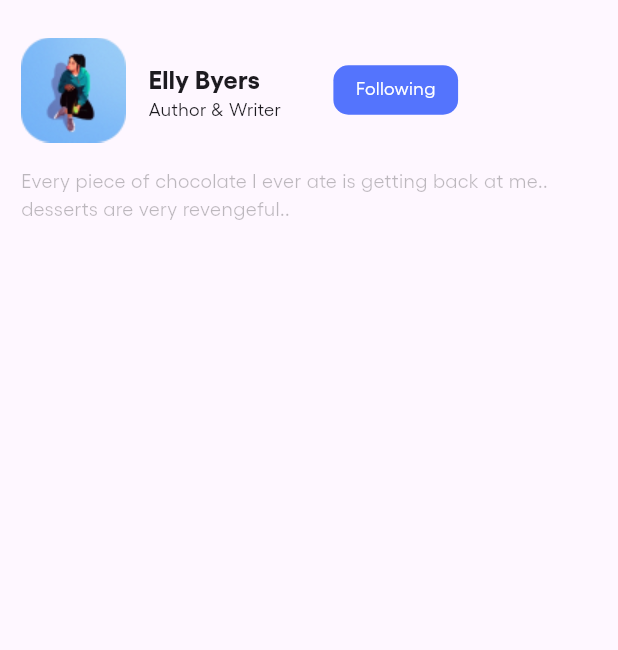
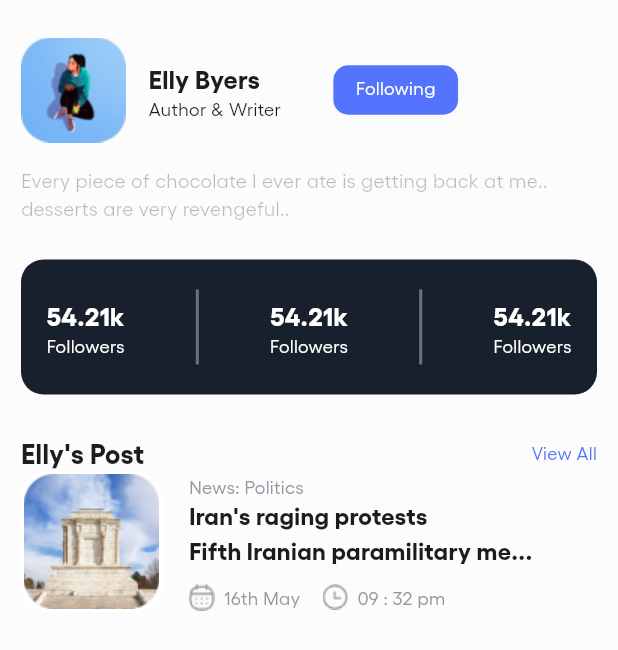
Before and after one commit to mfroche/news_app, a Flutter app: the AuthorPage screen opened directly, on a phone screen of 412 x 824 dp. Shown: the top 650 px of the screen. Run offline on Flutter 3.47's test engine with Material 2 defaults, Android fonts, the phone set to English and light mode, and no system bars.

Commit message:
added author post card

```diff
--- a/lib/author_page.dart
+++ b/lib/author_page.dart
@@ -1,5 +1,8 @@
 import 'package:flutter/material.dart';
+import 'package:news_app/author_post_card.dart';
 import 'package:news_app/header_author_page.dart';
+import 'package:news_app/post_section_header.dart';
+import 'package:news_app/stats_section.dart';
 
 class AuthorPage extends StatelessWidget {
   const AuthorPage({super.key});
@@ -7,7 +10,9 @@ class AuthorPage extends StatelessWidget {
   @override
   Widget build(BuildContext context) {
     return Scaffold(
+      backgroundColor: const Color(0xFFFCFCFC),
       body: SafeArea(
+          child: SingleChildScrollView(
         child: Container(
           padding: EdgeInsets.symmetric(horizontal: 14, vertical: 25),
           child: Column(
@@ -18,7 +23,13 @@ class AuthorPage extends StatelessWidget {
                 'Every piece of chocolate I ever ate is getting back at me.. desserts are very revengeful..',
                 style: TextStyle(fontSize: 13, color: Colors.black26),
               ),
+              SizedBox(height: 25),
+              StatsSection(),
+              SizedBox(height: 25),
+              PostSectionHeader(),
+              AuthorPostCard()
             ],
+          ),
         ),
       )),
     );
--- /dev/null
+++ b/lib/author_post_card.dart
@@ -0,0 +1,67 @@
+import 'package:flutter/material.dart';
+
+class AuthorPostCard extends StatelessWidget {
+  const AuthorPostCard({
+    super.key,
+  });
+
+  @override
+  Widget build(BuildContext context) {
+    return Row(
+      children: [
+        Container(
+          decoration: BoxDecoration(
+              borderRadius: BorderRadius.circular(18),
+              border: Border.all(
+                color: Colors.white,
+                width: 2,
+              )),
+          child: Image.asset("assets/images/post-img.png"),
+        ),
+        SizedBox(width: 18),
+        Column(
+          mainAxisAlignment: MainAxisAlignment.spaceAround,
+          crossAxisAlignment: CrossAxisAlignment.start,
+          children: [
+            Text(
+              'News: Politics',
+              style: TextStyle(
+                color: Color(0xFF9397A0),
+                fontSize: 12,
+              ),
+            ),
+            Text(
+              "Iran's raging protests\nFifth Iranian paramilitary me...",
+              style: TextStyle(
+                fontSize: 16,
+                fontWeight: FontWeight.bold,
+              ),
+            ),
+            SizedBox(height: 11),
+            Row(
+              children: [
+                Image.asset("assets/icons/calendar.png"),
+                Text(
+                  '  16th May',
+                  style: TextStyle(
+                    color: Color(0xFF9397A0),
+                    fontSize: 12,
+                  ),
+                ),
+                SizedBox(width: 15),
+                Image.asset("assets/icons/time.png"),
+                Text(
+                  '  09 : 32 pm',
+                  style: TextStyle(
+                    color: Color(0xFF9397A0),
+                    fontSize: 12,
+                  ),
+                ),
+              ],
+            )
+          ],
+        )
+      ],
+    );
+  }
+}
--- /dev/null
+++ b/lib/post_section_header.dart
@@ -0,0 +1,31 @@
+import 'package:flutter/material.dart';
+
+class PostSectionHeader extends StatelessWidget {
+  const PostSectionHeader({
+    super.key,
+  });
+
+  @override
+  Widget build(BuildContext context) {
+    return Row(
+      mainAxisAlignment: MainAxisAlignment.spaceBetween,
+      children: [
+        Text(
+          "Elly's Post",
+          style: TextStyle(
+            fontSize: 18,
+            fontWeight: FontWeight.bold,
+          ),
+        ),
+        SizedBox(width: 10),
+        Text(
+          'View All',
+          style: TextStyle(
+            fontSize: 12,
+            color: Color(0xFF5474FD),
+          ),
+        ),
+      ],
+    );
+  }
+}
--- /dev/null
+++ b/lib/stats.dart
@@ -0,0 +1,30 @@
+import 'package:flutter/material.dart';
+
+class Stats extends StatelessWidget {
+  const Stats({
+    super.key,
+  });
+
+  @override
+  Widget build(BuildContext context) {
+    return const Column(
+      children: [
+        Text(
+          '54.21k',
+          style: TextStyle(
+            fontSize: 17,
+            fontWeight: FontWeight.bold,
+            color: Colors.white,
+          ),
+        ),
+        Text(
+          'Followers',
+          style: TextStyle(
+            fontSize: 12,
+            color: Colors.white,
+          ),
+        )
+      ],
+    );
+  }
+}
--- /dev/null
+++ b/lib/stats_section.dart
@@ -0,0 +1,30 @@
+import 'package:flutter/material.dart';
+import 'package:news_app/stats.dart';
+import 'package:news_app/constants.dart';
+
+class StatsSection extends StatelessWidget {
+  const StatsSection({
+    super.key,
+  });
+
+  @override
+  Widget build(BuildContext context) {
+    return Container(
+      padding: const EdgeInsets.symmetric(horizontal: 17, vertical: 20),
+      width: double.infinity,
+      decoration: BoxDecoration(
+          color: const Color(0xFF19202D),
+          borderRadius: BorderRadius.circular(15)),
+      child: Row(
+        mainAxisAlignment: MainAxisAlignment.spaceBetween,
+        children: [
+          const Stats(),
+          cardBorder,
+          const Stats(),
+          cardBorder,
+          const Stats(),
+        ],
+      ),
+    );
+  }
+}
```
Also changed, not shown: assets/icons/calendar.png (added), assets/icons/time.png (added). Lines whose indentation alone changed are shown as unchanged.
